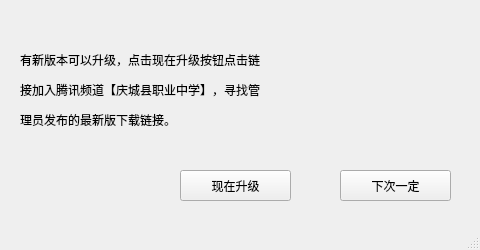
This is up.ui in qingfangcomputer/E-classroom_shutdown_software as Qt 5 draws it before an edit. The edited form follows.
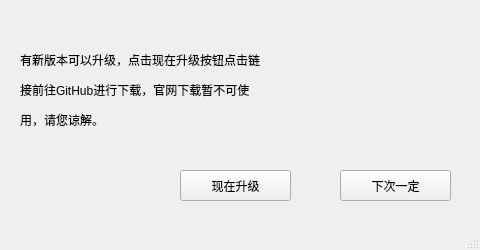
This is the edited form. Icons and pictures are not drawn.

What changed in the file:
```diff
--- a/up.ui
+++ b/up.ui
@@ -27,7 +27,7 @@
      <string notr="true">font: 16pt &quot;Microsoft YaHei UI&quot;;</string>
     </property>
     <property name="text">
-     <string>&lt;html&gt;&lt;head/&gt;&lt;body&gt;&lt;p&gt;有新版本可以升级，点击现在升级按钮点击链&lt;/p&gt;&lt;p&gt;接加入腾讯频道【庆城县职业中学】，寻找管&lt;/p&gt;&lt;p&gt;理员发布的最新版下载链接。&lt;/p&gt;&lt;/body&gt;&lt;/html&gt;</string>
+     <string>&lt;html&gt;&lt;head/&gt;&lt;body&gt;&lt;p&gt;有新版本可以升级，点击现在升级按钮点击链&lt;/p&gt;&lt;p&gt;接前往GitHub进行下载，官网下载暂不可使&lt;/p&gt;&lt;p&gt;用，请您谅解。&lt;/p&gt;&lt;/body&gt;&lt;/html&gt;</string>
     </property>
    </widget>
    <widget class="QPushButton" name="pushButton">
```
Left out of the diff: 2 changed lines with no effect on the pictures.
